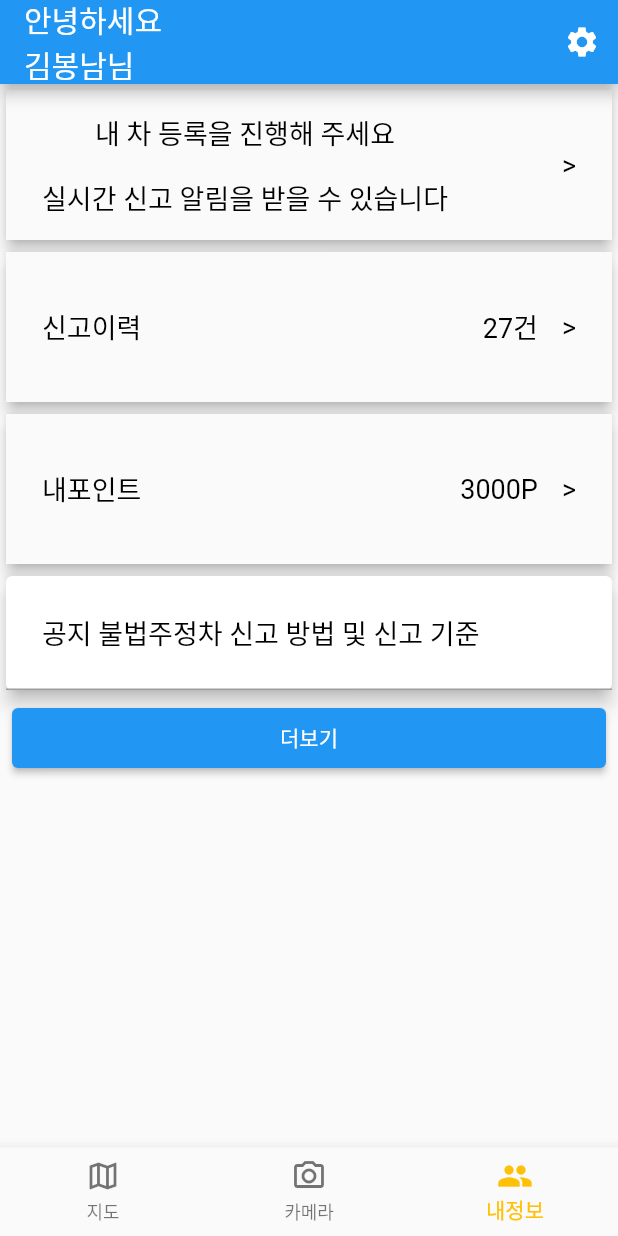
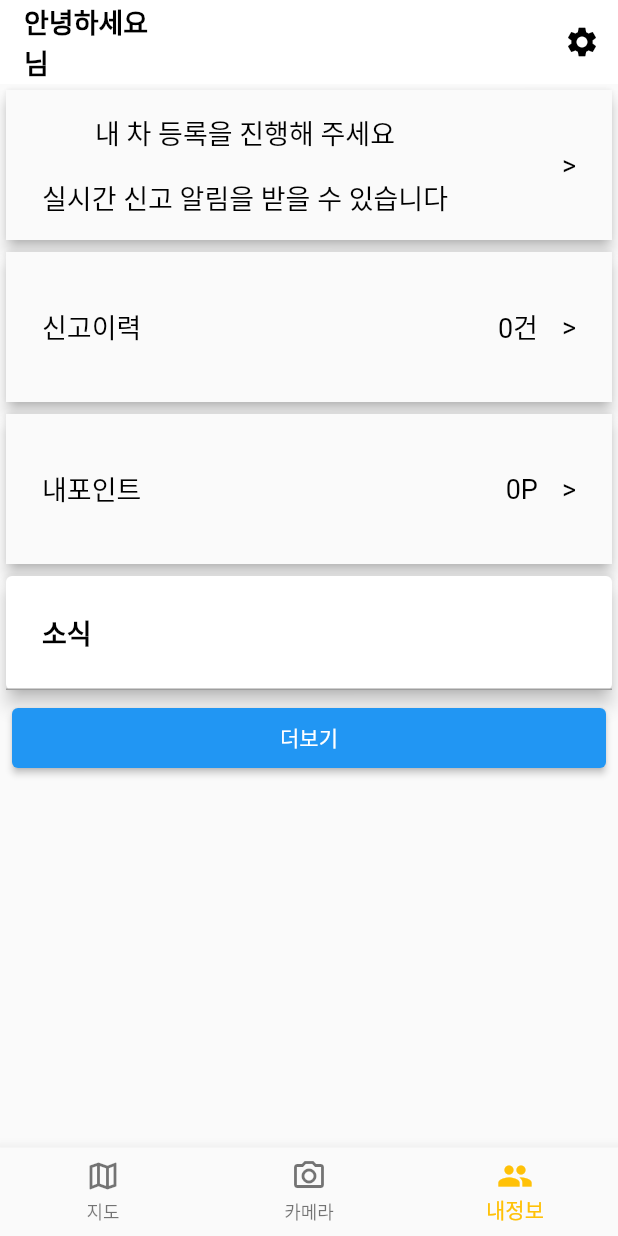
Before and after one commit to wooyoungkwak/illegalparking_app, a Flutter app: the Home screen opened by its route, item 3 of the bottom bar chosen, on a phone screen of 412 x 824 dp. Run offline on Flutter 3.47's test engine with Material 2 defaults, Android fonts, the phone set to English and light mode, and no system bars; our stand-ins replace camera, connectivity_plus, dotted_border, flutter_secure_storage, geolocator, get and 6 more; missing offline and left inert: app_settings, dart:ffi, mask_for_camera_view, network_info_plus; accounts and stored records are empty; statements that could not run were skipped; key blocks and very long unbroken strings in the code were emptied for the run.

Commit message:
내정보 수정...

```diff
--- a/lib/config/env.dart
+++ b/lib/config/env.dart
@@ -70,12 +70,12 @@ class Env {
   // static const String KEY_SETTING_ALARM = "ALARM";
   // static const String KEY_LOGIN_SUCCESS = "success";
   static const String KEY_USER_SEQ = "userSeq";
-  static const String KEY_USER_NAME = "name";
+  static const String KEY_USER_NAME = "userName";
   static const String KEY_PHOTO_NAME = "photoName";
   static const String KEY_PHONE_NUMBER = "phoneNumber";
 
   static const String KEY_PHOTO_PATH = "photo_path";
-  static const String KEY_KR_NAME = "userName";
+  static const String KEY_KR_NAME = "name";
   static const String KEY_POSITION_NAME = "positionName";
   static const String KEY_COMPANY_NAME = "companyName";
   static const String KEY_SHARE_UUID = "share_uuid";
--- a/lib/states/home.dart
+++ b/lib/states/home.dart
@@ -1,5 +1,6 @@
 import 'package:flutter/material.dart';
 import 'package:get/get.dart';
+import 'package:illegalparking_app/config/env.dart';
 import 'package:illegalparking_app/controllers/login_controller.dart';
 import 'package:illegalparking_app/services/setting_service.dart';
 import 'package:illegalparking_app/states/guest_camera.dart';
@@ -7,6 +8,7 @@ import 'package:illegalparking_app/states/guest_my_page.dart';
 import 'package:illegalparking_app/states/webview.dart';
 import 'package:illegalparking_app/states/my_page.dart';
 import 'package:illegalparking_app/states/car_report_camera_state.dart';
+import 'package:illegalparking_app/states/widgets/form.dart';
 
 class Home extends StatefulWidget {
   final int? index;
@@ -62,14 +64,28 @@ class _HomeState extends State<Home> {
     return Scaffold(
       appBar: _selectedIndex == 2 && !loginController.isGuestMode
           ? AppBar(
+              elevation: 0,
+              backgroundColor: Colors.white,
               automaticallyImplyLeading: false,
-              title: Text(changeText),
+              title: Column(
+                crossAxisAlignment: CrossAxisAlignment.start,
+                children: [
+                  createCustomText(padding: 0.0, text: "안녕하세요"),
+                  Row(
+                    children: [
+                      createCustomText(padding: 0.0, color: Colors.blue, text: Env.USER_NAME),
+                      createCustomText(padding: 0.0, text: "님"),
+                    ],
+                  ),
+                ],
+              ),
               // centerTitle: true,
               actions: [
                 IconButton(
                     onPressed: () {
                       Navigator.pushNamed(context, '/infomation');
                     },
+                    color: Colors.black,
                     icon: const Icon(Icons.settings))
               ],
             )
--- a/lib/states/my_page.dart
+++ b/lib/states/my_page.dart
@@ -19,14 +19,30 @@ class MyPage extends StatefulWidget {
 class _MyPageState extends State<MyPage> {
   final controller = Get.put(MyPageController());
   late List<NoticeInfo> noticeList = [];
+  late String carName;
+  late String carLevel;
+  String? carNum;
+  late String reportCount = "0";
+  late String currentPoint = "0";
 
   @override
   void initState() {
     super.initState();
-    requestMyPage(2).then((myPageInfo) {
-      Log.debug(" myPageInfo = ${myPageInfo.toJson()}");
-      Log.debug(" notices = ${myPageInfo.notices[1].noticeType}");
+    requestMyPage(Env.USER_SEQ!).then((myPageInfo) {
       setState(() {
+        // 차량 정보
+        if (myPageInfo.carNum != null) {
+          carName = myPageInfo.carName;
+          carLevel = myPageInfo.carLevel;
+          carNum = myPageInfo.carNum.toString();
+        }
+        //신고 건수
+        Log.debug("reportCount ${myPageInfo.reportCount.toString()}");
+        reportCount = myPageInfo.reportCount.toString();
+        //내 포인트
+        currentPoint = myPageInfo.currentPoint.toString();
+
+        // 공지 사항
         noticeList = myPageInfo.notices;
       });
     });
@@ -43,7 +59,7 @@ class _MyPageState extends State<MyPage> {
       shrinkWrap: true,
       children: [
         // 등록, 신고, 포인트
-        if (!controller.certifiedVehicle)
+        if (carNum == null)
           createMypageCard(
             route: () {
               Navigator.pushNamed(
@@ -70,7 +86,7 @@ class _MyPageState extends State<MyPage> {
             ],
           ),
         // 인증 완료
-        if (controller.certifiedVehicle)
+        if (carNum != null)
           Stack(
             children: [
               Card(
@@ -142,7 +158,7 @@ class _MyPageState extends State<MyPage> {
             const Spacer(),
             createCustomText(
               weight: FontWeight.w400,
-              text: "27건",
+              text: "$reportCount건",
             ),
             createCustomText(
               weight: FontWeight.w400,
@@ -162,7 +178,7 @@ class _MyPageState extends State<MyPage> {
             const Spacer(),
             createCustomText(
               weight: FontWeight.w400,
-              text: "3000P",
+              text: "${currentPoint}P",
             ),
             createCustomText(
               weight: FontWeight.w400,
@@ -180,8 +196,7 @@ class _MyPageState extends State<MyPage> {
               Container(
                 padding: const EdgeInsets.only(top: 16.0, left: 16.0, right: 16.0, bottom: 16.0),
                 child: createCustomText(
-                  weight: FontWeight.w400,
-                  text: "공지 불법주정차 신고 방법 및 신고 기준",
+                  text: "소식",
                 ),
               ),
               Container(
@@ -432,20 +447,22 @@ class _MyPageState extends State<MyPage> {
     List textList = text.split('\n');
     String sliceText = "";
     // 한 줄이 너무 길 경우
-    if (textList.length < 2) {
-      if (textList[0].length > 10) {
-        // TODO : 자를 텍스트 길이는 화면 비율 확인후 결정
-        sliceText += textList[0].substring(0, 10);
-      }
+    int maxLineLength = 27;
+    if (textList[0].length > 2 * maxLineLength) {
+      // TODO : 자를 텍스트 길이는 화면 비율 확인후 결정
+      sliceText += textList[0].substring(0, 2 * (maxLineLength - 1));
+      sliceText += "...";
     } else {
       // 첫 째 줄은 짧고 둘째 줄 부터 긴경우
       sliceText += textList[0];
-      if (textList[1].length > 10) {
-        sliceText += "\n${textList[1].substring(0, 10)}";
+      if (textList[1].length > maxLineLength) {
+        sliceText += "\n${textList[1].substring(0, maxLineLength)}";
+        sliceText += "...";
       } else {
         sliceText += "\n${textList[1]}";
       }
     }
+
     // Log.debug(textList.toString());
     // Log.debug(textList.length.toString());
     // Log.debug("slice text : $sliceText");
--- a/lib/states/sign_up.dart
+++ b/lib/states/sign_up.dart
@@ -40,6 +40,7 @@ class _SignUpState extends State<SignUp> {
   int? authNum;
   late String photoName;
 
+  // TODO : 캐릭터 아이콘 디자인팀에 문의
   List profileCharicterList = [
     {
       "value": false,
```
Also changed, not shown: lib/models/result_model.dart (+13 -5 lines), lib/states/my_page_infomation.dart (+20 -5 lines).
